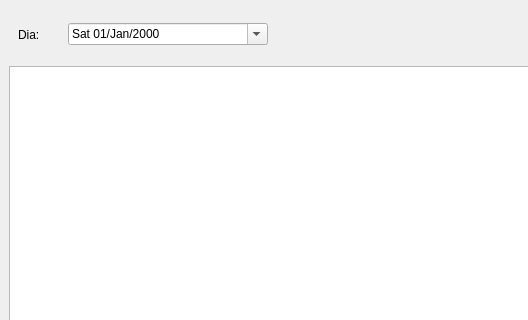
First picture: the form in src/lib/ui/overview.ui, repository raulvc/seareiros, before the edit; both pictures show x 0 to 528 and y 0 to 320 of the 709 by 552 pixel window.
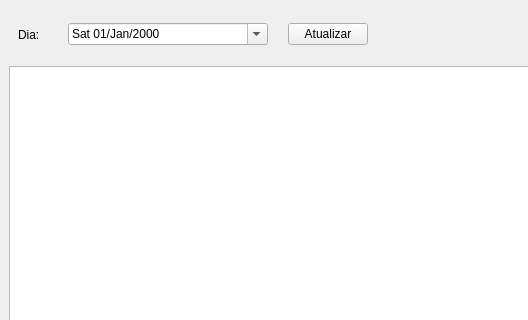
Second picture: the form after the edit. Icons and pictures are not drawn.

Commit message: - validators: email, alphanumeric - sorting for overview table

What changed in the file:
```diff
--- a/src/lib/ui/overview.ui
+++ b/src/lib/ui/overview.ui
@@ -45,7 +45,7 @@
      <layout class="QVBoxLayout" name="verticalLayout">
       <item alignment="Qt::AlignLeft">
        <widget class="QWidget" name="widgetLayout" native="true">
-        <layout class="QHBoxLayout" name="horizontalLayout" stretch="0,0">
+        <layout class="QHBoxLayout" name="horizontalLayout" stretch="0,0,0,0">
          <property name="spacing">
           <number>0</number>
          </property>
@@ -120,6 +120,30 @@
            </property>
           </widget>
          </item>
+         <item>
+          <spacer name="horizontalSpacer">
+           <property name="orientation">
+            <enum>Qt::Horizontal</enum>
+           </property>
+           <property name="sizeHint" stdset="0">
+            <size>
+             <width>20</width>
+             <height>20</height>
+            </size>
+           </property>
+          </spacer>
+         </item>
+         <item>
+          <widget class="QPushButton" name="btnRefresh">
+           <property name="text">
+            <string>Atualizar</string>
+           </property>
+           <property name="icon">
+            <iconset resource="../../../res/icons.qrc">
+             <normaloff>:/icons/loading.gif</normaloff>:/icons/loading.gif</iconset>
+           </property>
+          </widget>
+         </item>
         </layout>
        </widget>
       </item>
```
The commit also changes 13 other files.
